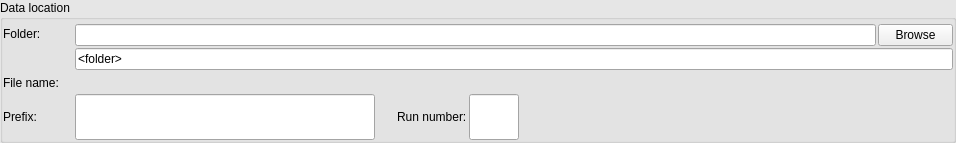
mxcube/mxcubeqt, file Bricks/widgets/ui_files/Qt4_data_path_widget_horizontal_layout.ui: the form before one commit.
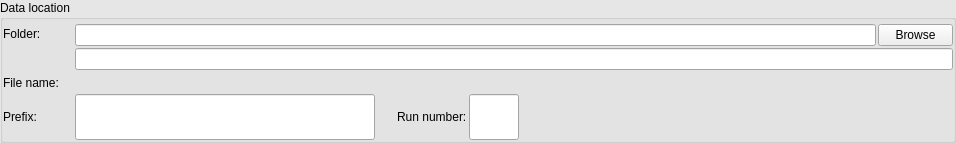
The form after the commit.

```diff
--- a/Bricks/widgets/ui_files/Qt4_data_path_widget_horizontal_layout.ui
+++ b/Bricks/widgets/ui_files/Qt4_data_path_widget_horizontal_layout.ui
@@ -247,7 +247,7 @@
                </size>
               </property>
               <property name="text">
-               <string>&lt;folder&gt;</string>
+               <string/>
               </property>
              </widget>
             </item>
```
